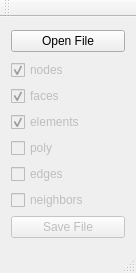
First picture: the form in mainwindow.ui, repository Artniner/tetramesher, before the edit.
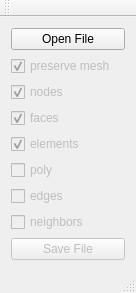
Second picture: the form after the edit.

```diff
--- a/mainwindow.ui
+++ b/mainwindow.ui
@@ -34,6 +34,19 @@
     </item>
     <item>
      <layout class="QVBoxLayout" name="vlyt_checkbox">
+      <item>
+       <widget class="QCheckBox" name="chk_preserve">
+        <property name="enabled">
+         <bool>false</bool>
+        </property>
+        <property name="text">
+         <string>preserve mesh</string>
+        </property>
+        <property name="checked">
+         <bool>true</bool>
+        </property>
+       </widget>
+      </item>
       <item>
        <widget class="QCheckBox" name="chk_nodes">
         <property name="enabled">
```
